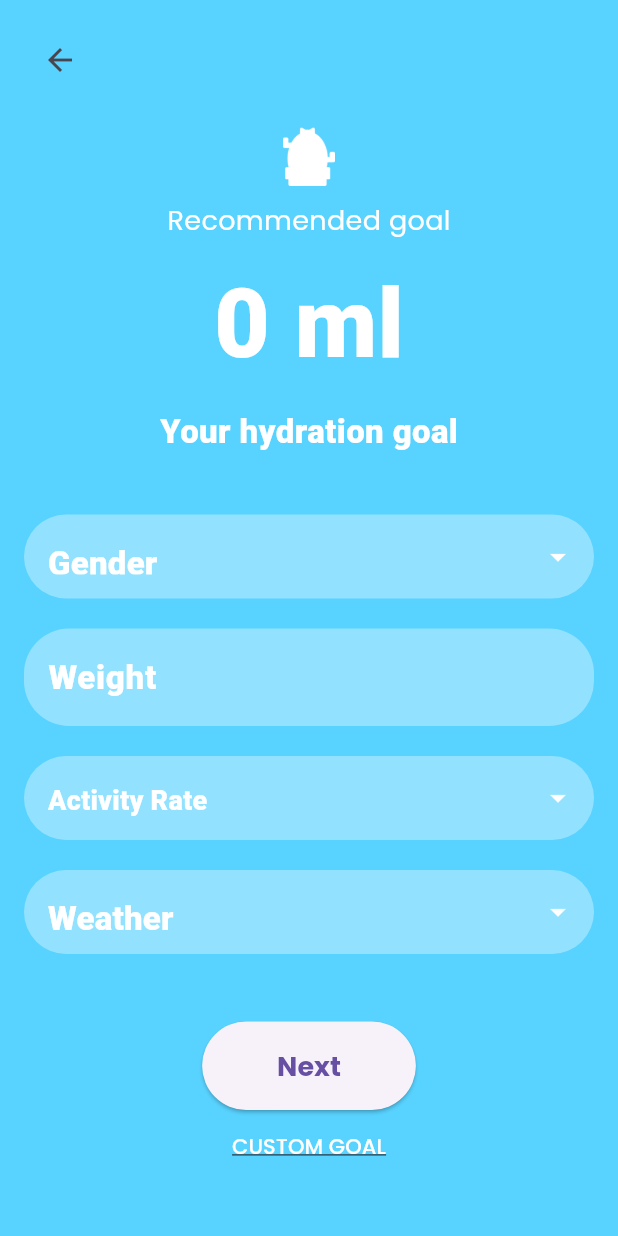
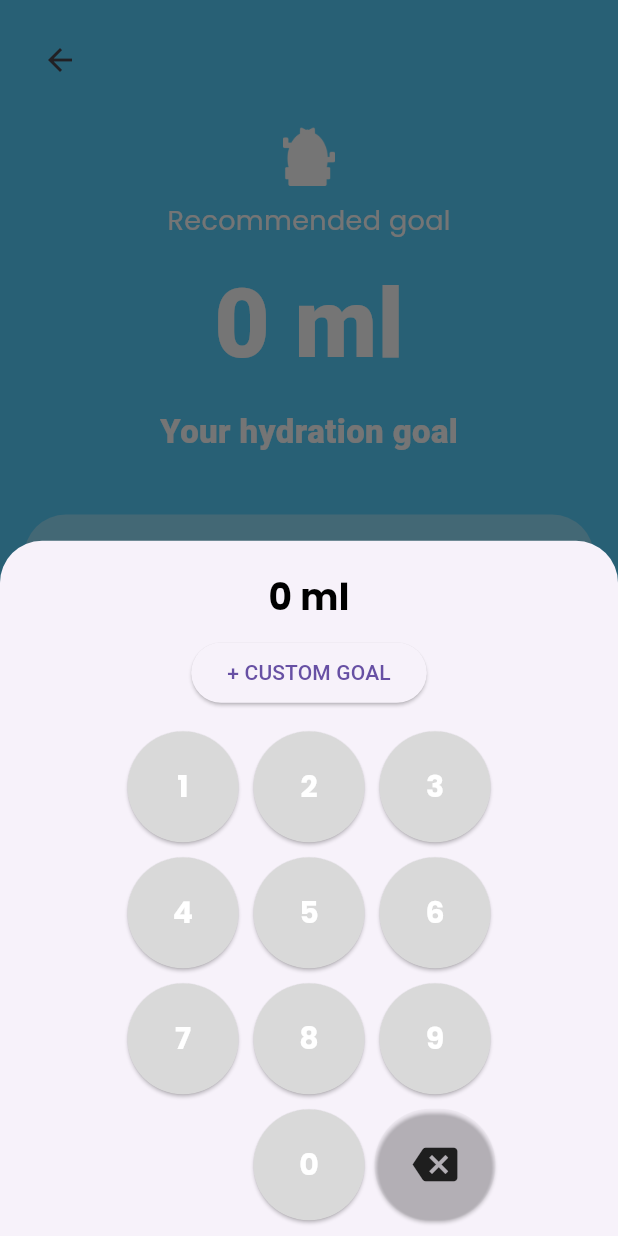
Before and after one commit to ARNE-08/Water-Cactus, a Flutter app: the GoalPage screen opened by its route, after a tap on "CUSTOM GOAL", on a phone screen of 412 x 824 dp. Run offline on Flutter 3.47's test engine with Material 3 defaults, Android fonts, the phone set to English and light mode, and no system bars; our stand-ins replace flutter_secure_storage, google_fonts; accounts and stored records are empty.

Commit message:
[UPDATE] add numpad to goal_cal

```diff
--- a/watercactus_frontend/lib/screen/home/home.dart
+++ b/watercactus_frontend/lib/screen/home/home.dart
@@ -1,5 +1,3 @@
-
-
 import 'package:flutter/material.dart';
 import 'package:watercactus_frontend/theme/custom_theme.dart';
 import 'package:watercactus_frontend/theme/color_theme.dart';
--- a/watercactus_frontend/lib/screen/home/logWater.dart
+++ b/watercactus_frontend/lib/screen/home/logWater.dart
@@ -119,7 +119,7 @@ class _LogWaterPageState extends State<LogWaterPage> {
     final result = await showModalBottomSheet<String>(
       context: context,
       builder: (BuildContext context) {
-        return NumberPad();
+        return NumberPad(buttonText: widget.beverageName);
       },
     );
 
--- a/watercactus_frontend/lib/screen/profile/goal_cal.dart
+++ b/watercactus_frontend/lib/screen/profile/goal_cal.dart
@@ -1,5 +1,6 @@
 import 'package:flutter/material.dart';
 import 'package:google_fonts/google_fonts.dart';
+import 'package:watercactus_frontend/widget/numpad.dart';
 
 class GoalPage extends StatefulWidget {
   @override
@@ -11,6 +12,23 @@ class _GoalPageState extends State<GoalPage> {
   String? _selectedActivityRate;
   String? _selectedWeather;
   TextEditingController _weightController = TextEditingController();
+  String _customGoal = "0";
+
+  void _showNumberPad(BuildContext context) async {
+    final result = await showModalBottomSheet<String>(
+      context: context,
+      builder: (BuildContext context) {
+        return NumberPad(buttonText: 'CUSTOM GOAL');
+      },
+    );
+
+    if (result != null) {
+      setState(() {
+        _customGoal = result;
+      });
+      print(_customGoal);
+    }
+  }
 
   @override
   Widget build(BuildContext context) {
@@ -275,9 +293,7 @@ class _GoalPageState extends State<GoalPage> {
                 child: Text('Next'),
               ),
               TextButton(
-                onPressed: () {
-                  // Your onPressed function here
-                },
+                onPressed: () => _showNumberPad(context),
                 child: Text(
                   'CUSTOM GOAL',
                   style: GoogleFonts.poppins(
--- a/watercactus_frontend/lib/widget/numpad.dart
+++ b/watercactus_frontend/lib/widget/numpad.dart
@@ -4,6 +4,9 @@ import 'package:watercactus_frontend/theme/color_theme.dart';
 import 'package:watercactus_frontend/theme/custom_theme.dart';
 
 class NumberPad extends StatefulWidget {
+  final String buttonText;
+  NumberPad({required this.buttonText});
+
   @override
   _NumberPadState createState() => _NumberPadState();
 }
@@ -45,7 +48,8 @@ class _NumberPadState extends State<NumberPad> {
           SizedBox(height: 10),
           ElevatedButton(
             onPressed: _submit,
-            child: Text('+ WATER'),
+            //! Custom text in each page
+            child: Text('+ ${widget.buttonText}'),
           ),
           SizedBox(height: 10),
           GridView.count(
@@ -66,8 +70,7 @@ class _NumberPadState extends State<NumberPad> {
                       },
                       child: Text(
                         '${index + 1}',
-                        style: CustomTextStyle.poppins1
-                            .copyWith(color: AppColors.white, fontSize: 20.0),
+                        style: CustomTextStyle.poppins1.copyWith(color: AppColors.white, fontSize: 20.0),
                       ),
                     ),
                   );
@@ -87,8 +90,7 @@ class _NumberPadState extends State<NumberPad> {
                       },
                       child: Text(
                         '0',
-                        style: CustomTextStyle.poppins1
-                            .copyWith(color: AppColors.white, fontSize: 20),
+                        style: CustomTextStyle.poppins1.copyWith(color: AppColors.white, fontSize: 20),
                       ),
                     ),
                   ),
```
